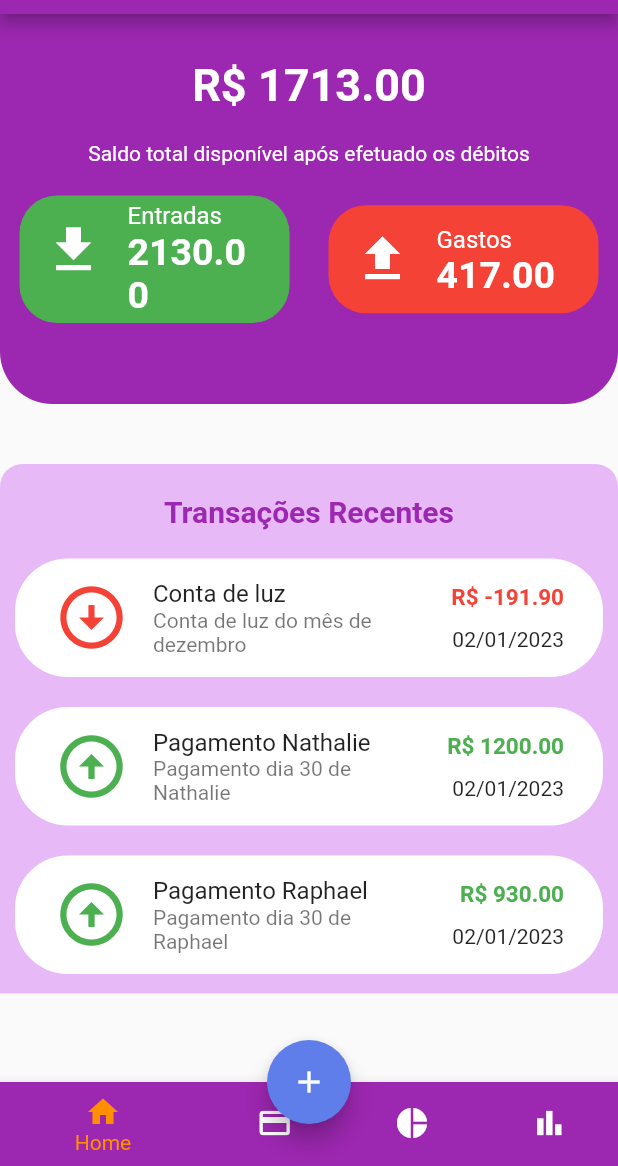
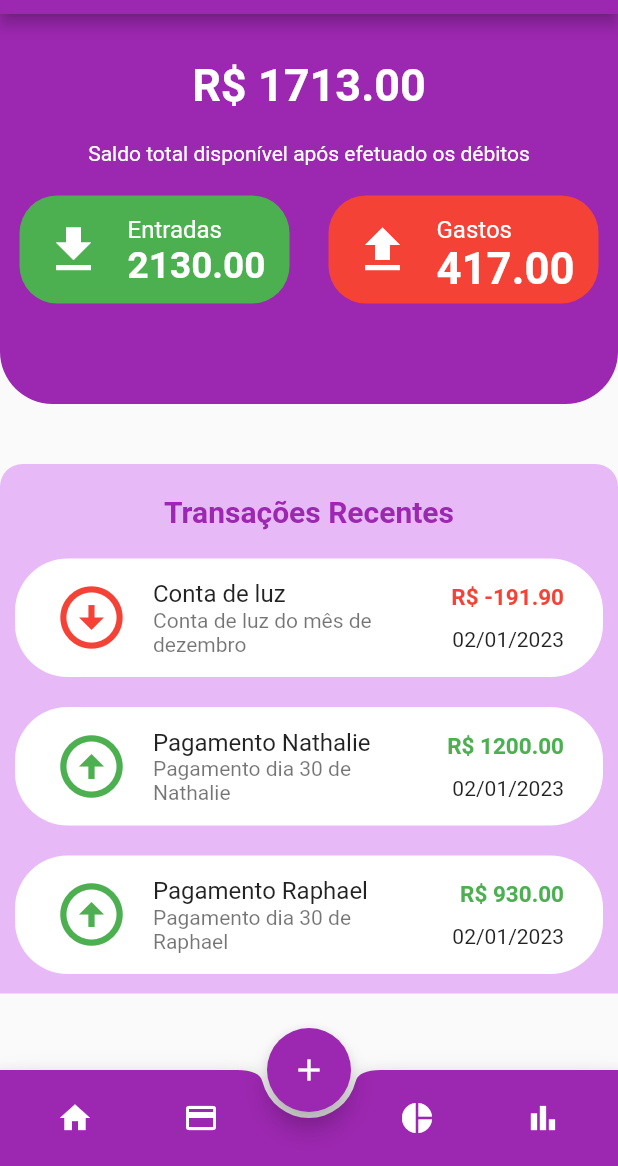
Before and after one commit to Raphael-Azevedo/app_money_manager, a Flutter app: the screen it shows after launch, on a phone screen of 412 x 824 dp, the part 70-1236 px from its top. Run offline on Flutter 3.47's test engine with Material 2 defaults, Android fonts, the phone set to English and light mode, and no system bars; our stand-ins replace bloc, flutter_bloc.

```diff
--- a/money_manager/lib/components/bottom_navigation.dart
+++ b/money_manager/lib/components/bottom_navigation.dart
@@ -1,4 +1,5 @@
 import 'package:flutter/material.dart';
+import 'package:money_manager/utils/app_routes.dart';
 
 class BottomNavigation extends StatefulWidget {
   const BottomNavigation({
@@ -10,42 +11,51 @@ class BottomNavigation extends StatefulWidget {
 }
 
 class _BottomNavigationState extends State<BottomNavigation> {
-  int _selectedIndex = 0;
-
-  void _onItemTapped(int index) {
-    setState(() {
-      _selectedIndex = index;
-    });
-  }
-
   @override
   Widget build(BuildContext context) {
-    return BottomNavigationBar(
-      items: <BottomNavigationBarItem>[
-        BottomNavigationBarItem(
+    return BottomAppBar(
+      shape: const CircularNotchedRectangle(),
+      color: Theme.of(context).colorScheme.primary,
+      child: IconTheme(
+        data: IconThemeData(
+          color: Theme.of(context).colorScheme.primary,
+        ),
+        child: Padding(
+          padding: const EdgeInsets.all(8),
+          child: Row(
+            mainAxisAlignment: MainAxisAlignment.spaceAround,
+            children: [
+              IconButton(
+                onPressed: () {
+                  Navigator.of(context).pushReplacementNamed(AppRoutes.home);
+                },
                 icon: const Icon(Icons.home),
-          label: 'Home',
-          backgroundColor: Theme.of(context).colorScheme.primary,
+                color: Colors.white,
               ),
-        BottomNavigationBarItem(
+              IconButton(
+                onPressed: () {
+
+                },
                 icon: const Icon(Icons.payment),
-          label: 'Cartões',
-          backgroundColor: Theme.of(context).colorScheme.primary,
+                color: Colors.white,
               ),
-        BottomNavigationBarItem(
+              const SizedBox(
+                width: 24,
+              ),
+              IconButton(
+                onPressed: () {},
                 icon: const Icon(Icons.pie_chart),
-          label: 'Estatísticas',
-          backgroundColor: Theme.of(context).colorScheme.primary,
+                color: Colors.white,
               ),
-        BottomNavigationBarItem(
+              IconButton(
+                onPressed: () {},
                 icon: const Icon(Icons.bar_chart_outlined),
-          label: 'Semanal',
-          backgroundColor: Theme.of(context).colorScheme.primary,
+                color: Colors.white,
               ),
             ],
-      currentIndex: _selectedIndex,
-      selectedItemColor: Colors.amber[800],
-      onTap: _onItemTapped,
+          ),
+        ),
+      ),
     );
   }
 }
--- a/money_manager/lib/components/home_card.dart
+++ b/money_manager/lib/components/home_card.dart
@@ -104,12 +104,14 @@ class _HomeCardState extends State<HomeCard> {
                               color: Colors.white,
                             ),
                           ),
-                          subtitle: Text(
+                          subtitle: FittedBox(
+                            child: Text(
                               valueEntrance.toStringAsFixed(2),
                               style: const TextStyle(
                                 color: Colors.white,
                                 fontWeight: FontWeight.bold,
                                 fontSize: 25,
+                              ),
                             ),
                           ),
                         ),
@@ -128,12 +130,14 @@ class _HomeCardState extends State<HomeCard> {
                               color: Colors.white,
                             ),
                           ),
-                          subtitle: Text(
+                          subtitle: FittedBox(
+                            child: Text(
                               valueCost.toStringAsFixed(2),
                               style: const TextStyle(
                                 color: Colors.white,
                                 fontWeight: FontWeight.bold,
                                 fontSize: 25,
+                              ),
                             ),
                           ),
                         ),
--- a/money_manager/lib/main.dart
+++ b/money_manager/lib/main.dart
@@ -1,5 +1,6 @@
 import 'package:flutter/material.dart';
 import 'package:money_manager/screens/home_page.dart';
+import 'package:money_manager/screens/transaction_page.dart';
 import 'package:money_manager/utils/app_routes.dart';
 
 void main() {
@@ -19,6 +20,7 @@ class MyApp extends StatelessWidget {
               secondary: const Color.fromRGBO(96, 126, 234, 100))),
       routes: {
         AppRoutes.home: ((ctx) => const HomePage()),
+        AppRoutes.transactions: ((ctx) => const TransactionPage()),
       },
       debugShowCheckedModeBanner: false,
     );
--- a/money_manager/lib/screens/home_page.dart
+++ b/money_manager/lib/screens/home_page.dart
@@ -3,6 +3,7 @@ import 'package:flutter/material.dart';
 import '../components/bottom_navigation.dart';
 import '../components/home_card.dart';
 import '../components/list_recent_transactions.dart';
+import '../utils/app_routes.dart';
 
 class HomePage extends StatefulWidget {
   const HomePage({super.key});
@@ -28,8 +29,11 @@ class _HomePageState extends State<HomePage> {
         ),
       ),
       floatingActionButton: FloatingActionButton(
-        onPressed: () {},
+        onPressed: () {
+          Navigator.of(context).pushReplacementNamed(AppRoutes.transactions);
+        },
         shape: const CircleBorder(),
+        backgroundColor: Theme.of(context).colorScheme.primary,
         child: const Icon(Icons.add),
       ),
       floatingActionButtonLocation: FloatingActionButtonLocation.centerDocked,
--- a/money_manager/lib/utils/app_routes.dart
+++ b/money_manager/lib/utils/app_routes.dart
@@ -1,3 +1,4 @@
 class AppRoutes {
   static const home = '/';
+  static const transactions = '/transactions';
 }
```
Also changed, not shown: money_manager/lib/components/chart_bar.dart (added, +102 -0 lines), money_manager/lib/components/chart_bar_item.dart (added, +69 -0 lines), money_manager/lib/screens/transaction_page.dart (added, +127 -0 lines). Lines whose indentation alone changed are shown as unchanged.
